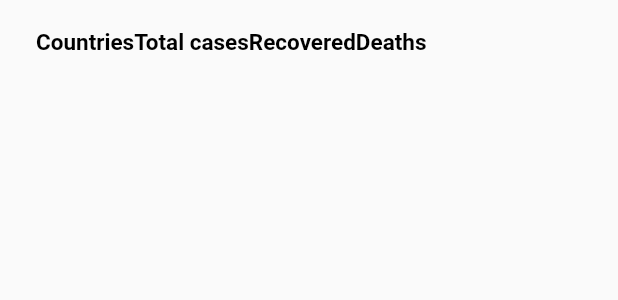
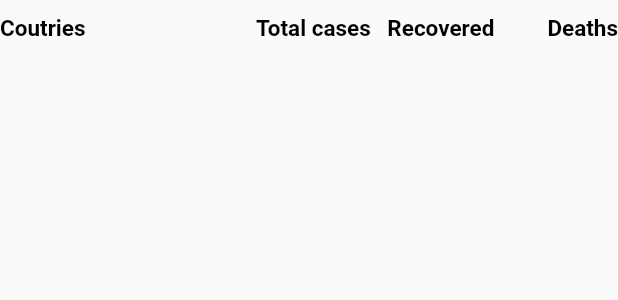
Before and after one commit to huyndse62266/huynd_covid_flutter_challenge, a Flutter app: the CountriesData widget shown alone on an empty page, opened directly with empty values, on a phone screen of 412 x 824 dp. Shown: the top 300 px of the screen. Run offline on Flutter 3.47's test engine with Material 2 defaults, Android fonts, the phone set to English and light mode, and no system bars; our stand-ins replace bubble_tab_indicator, fl_chart, google_fonts; missing offline and left inert: flag; network calls fail.

Commit message:
move to PC

```diff
--- a/lib/main.dart
+++ b/lib/main.dart
@@ -20,7 +20,7 @@ class MyApp extends StatelessWidget {
               color: Colors.black,
               fontSize: 15,
               fontWeight: FontWeight.bold,
-
+              height: 2
             )
           ),
         ),
--- a/lib/screens/main_screen.dart
+++ b/lib/screens/main_screen.dart
@@ -22,7 +22,12 @@ class MainScreen extends StatelessWidget {
               width: deviceSize.width,
               height: deviceSize.height,
               child: SingleChildScrollView(
-                child: CountriesData(dataSnapshot.data['countries']),
+                child: Column(
+                  children: <Widget>[
+                    SummaryData(dataSnapshot.data['summary']),
+//                    CountriesData(dataSnapshot.data['countries'])
+                  ],
+                ),
               ),
             );
 //            return Container(
--- a/lib/widgets/countries_data.dart
+++ b/lib/widgets/countries_data.dart
@@ -1,6 +1,7 @@
 import 'package:flag/flag.dart';
 import 'package:flutter/material.dart';
 import 'package:huyndcovidflutterchallenge/models/country_model.dart';
+import 'package:huyndcovidflutterchallenge/widgets/country_title.dart';
 import 'package:intl/intl.dart';
 
 class CountriesData extends StatelessWidget {
@@ -11,135 +12,190 @@ class CountriesData extends StatelessWidget {
   @override
   Widget build(BuildContext context) {
     final deviceSize = MediaQuery.of(context).size;
-    return DataTable(
-      columnSpacing: 0,
-      columns: <DataColumn>[
-        DataColumn(
-          label: Expanded(
+//    return DataTable(
+//      columnSpacing: 0,
+//      columns: <DataColumn>[
+//        DataColumn(
+//          label: Expanded(
+//            child: Text(
+//              "Countries",
+//              style: Theme.of(context).textTheme.headline1,
+//              textAlign: TextAlign.left,
+//            ),
+//          ),
+//        ),
+//        DataColumn(
+//            label: Expanded(
+//              child: Text(
+//                "Total cases",
+//                style: Theme.of(context).textTheme.headline1,
+//                textAlign: TextAlign.right,
+//              ),
+//            )
+//        ),
+//        DataColumn(
+//            label: Expanded(
+//              child: Text(
+//                "Recovered",
+//                style: Theme.of(context).textTheme.headline1,
+//                textAlign: TextAlign.right,
+//              ),
+//            )
+//        ),
+//        DataColumn(
+//            label: Expanded(
+//              child: Text(
+//                "Deaths",
+//                style: Theme.of(context).textTheme.headline1,
+//                textAlign: TextAlign.right,
+//              ),
+//            )
+//        ),
+//
+//      ],
+//      rows:  countriesData.map(((data) => DataRow(
+//          cells: <DataCell>[
+//            DataCell(
+//                Row(
+//                  children: <Widget>[
+//                    Flag(
+//                        data.countryCode,
+//                        height: 15,
+//                        width: 25
+//                    ),
+//                    Padding(
+//                      padding: EdgeInsets.symmetric(horizontal: 2),
+//                    ),
+//                    Text(
+//                      data.country,
+//                      style: TextStyle(
+//                        fontSize: 12
+//                      ),
+//                      overflow: TextOverflow.ellipsis,
+//                    ),
+//                  ],
+//                  mainAxisAlignment: MainAxisAlignment.start,
+//                  crossAxisAlignment: CrossAxisAlignment.center,
+//                )
+//            ),
+//            DataCell(
+//                Container(
+//                  width: double.infinity,
+//                  child: Text(
+//                    NumberFormat.decimalPattern().format(data.totalConfirmed),
+//                    textAlign: TextAlign.right,
+//                  ),
+//                )
+//            ),
+//            DataCell(
+//                Container(
+//                  width: double.infinity,
+//                  child: Text(
+//                    NumberFormat.decimalPattern().format(data.totalRecovered),
+//                    textAlign: TextAlign.right,
+//                  ),
+//                )
+//            ),
+//            DataCell(
+//                Container(
+//                  width: double.infinity,
+//                  child: Text(
+//                    NumberFormat.decimalPattern().format(data.totalDeaths),
+//                    textAlign: TextAlign.right,
+//                  ),
+//                )
+//            ),
+//          ]
+//      ))).toList()
+////        rows:  <DataRow>[
+////          DataRow(
+////            cells: <DataCell>[
+////              DataCell(Text('Sarah')),
+////              DataCell(
+////                  Container(
+////                    width: double.infinity,
+////                    child: Text(
+////                      '19',
+////                      textAlign: TextAlign.right,
+////                    ),
+////                  )
+////              ),
+////              DataCell(
+////                  Container(
+////                    width: double.infinity,
+////                    child: Text(
+////                      '19',
+////                      textAlign: TextAlign.right,
+////                    ),
+////                  )
+////              ),
+////              DataCell(
+////                  Container(
+////                    width: double.infinity,
+////                    child: Text(
+////                      '19',
+////                      textAlign: TextAlign.right,
+////                    ),
+////                  )
+////              ),
+////            ],
+////          ),
+////        ]
+//    );
+    return Container(
+      child: Column(
+        children: <Widget>[
+          Row(
+            children: <Widget>[
+              Expanded(
+                flex: 4,
+                child: Container(
                   child: Text(
-              "Countries",
+                    'Coutries',
                     style: Theme.of(context).textTheme.headline1,
                     textAlign: TextAlign.left,
                   ),
                 ),
               ),
-        DataColumn(
-            label: Expanded(
+              Expanded(
+                flex: 2,
+                child: Container(
                   child: Text(
-                "Total cases",
+                      'Total cases',
                       style: Theme.of(context).textTheme.headline1,
                       textAlign: TextAlign.right,
                   ),
-            )
                 ),
-        DataColumn(
-            label: Expanded(
+              ),
+              Expanded(
+                flex: 2,
+                child: Container(
                   child: Text(
-                "Recovered",
+                      'Recovered',
                       style: Theme.of(context).textTheme.headline1,
                       textAlign: TextAlign.right,
                   ),
-            )
                 ),
-        DataColumn(
-            label: Expanded(
+              ),
+              Expanded(
+                flex: 2,
+                child: Container(
                   child: Text(
-                "Deaths",
+                      'Deaths',
                       style: Theme.of(context).textTheme.headline1,
                       textAlign: TextAlign.right,
                   ),
-            )
-        ),
-
-      ],
-      rows:  countriesData.map(((data) => DataRow(
-          cells: <DataCell>[
-            DataCell(
-                Row(
-                  children: <Widget>[
-                    Flag(
-                        data.countryCode,
-                        height: 15,
-                        width: 25
-                    ),
-                    Padding(
-                      padding: EdgeInsets.symmetric(horizontal: 2),
-                    ),
-                    Text(
-                      data.country,
-                      style: TextStyle(
-                        fontSize: 12
-                      ),
-                      overflow: TextOverflow.ellipsis,
-                    ),
-                  ],
-                  mainAxisAlignment: MainAxisAlignment.start,
-                  crossAxisAlignment: CrossAxisAlignment.center,
-                )
-            ),
-            DataCell(
-                Container(
-                  width: double.infinity,
-                  child: Text(
-                    NumberFormat.decimalPattern().format(data.totalConfirmed),
-                    textAlign: TextAlign.right,
                 ),
               )
+            ],
           ),
-            DataCell(
-                Container(
-                  width: double.infinity,
-                  child: Text(
-                    NumberFormat.decimalPattern().format(data.totalRecovered),
-                    textAlign: TextAlign.right,
+          ListView.builder(
+              shrinkWrap: true,
+              itemCount: countriesData.length,
+              itemBuilder: (context, index) => CountryTitle(countryModel: countriesData[index])
+          )
+        ],
       ),
-                )
-            ),
-            DataCell(
-                Container(
-                  width: double.infinity,
-                  child: Text(
-                    NumberFormat.decimalPattern().format(data.totalDeaths),
-                    textAlign: TextAlign.right,
-                  ),
-                )
-            ),
-          ]
-      ))).toList()
-//        rows:  <DataRow>[
-//          DataRow(
-//            cells: <DataCell>[
-//              DataCell(Text('Sarah')),
-//              DataCell(
-//                  Container(
-//                    width: double.infinity,
-//                    child: Text(
-//                      '19',
-//                      textAlign: TextAlign.right,
-//                    ),
-//                  )
-//              ),
-//              DataCell(
-//                  Container(
-//                    width: double.infinity,
-//                    child: Text(
-//                      '19',
-//                      textAlign: TextAlign.right,
-//                    ),
-//                  )
-//              ),
-//              DataCell(
-//                  Container(
-//                    width: double.infinity,
-//                    child: Text(
-//                      '19',
-//                      textAlign: TextAlign.right,
-//                    ),
-//                  )
-//              ),
-//            ],
-//          ),
-//        ]
     );
   }
 }
--- a/pubspec.yaml
+++ b/pubspec.yaml
@@ -33,6 +33,8 @@ dependencies:
   flag: ^3.0.4
   fl_chart: ^0.11.0
   intl: ^0.16.1
+  bubble_tab_indicator: ^0.1.4
+
 dev_dependencies:
   flutter_test:
     sdk: flutter
```
Also changed, not shown: lib/models/country_model.dart (+6 -6 lines), lib/models/summary_model.dart (+7 -4 lines), lib/services/data_service.dart (+22 -3 lines), lib/utils/constants.dart (added, +9 -0 lines), lib/utils/styles.dart (added, +16 -0 lines), lib/widgets/country_title.dart (added, +82 -0 lines), lib/widgets/summary_charts.dart (renamed from lib/widgets/chart_record.dart, +12 -8 lines), lib/widgets/summary_data.dart (+46 -22 lines), lib/widgets/summary_stats.dart (added, +41 -0 lines), lib/widgets/world_record_title.dart (+17 -26 lines), pubspec.lock. Lines whose indentation alone changed are shown as unchanged.
